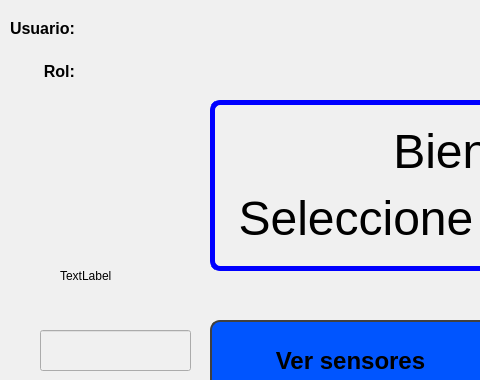
First picture: the form in mainwindow.ui, repository molautaro/interfazAGV, before the edit; both pictures show x 0 to 480 and y 0 to 380 of the 1026 by 603 pixel window.
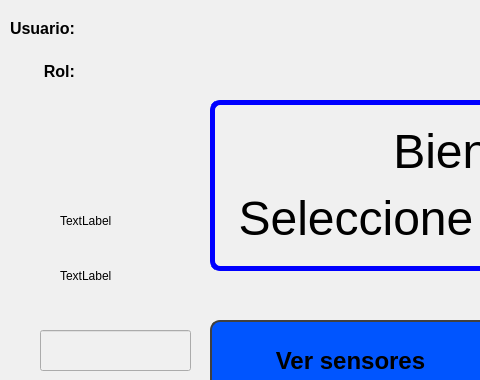
Second picture: the form after the edit.

Diff of the .ui file:
```diff
--- a/mainwindow.ui
+++ b/mainwindow.ui
@@ -346,6 +346,19 @@
        <string>PushButton</string>
       </property>
      </widget>
+     <widget class="QLabel" name="label_22">
+      <property name="geometry">
+       <rect>
+        <x>60</x>
+        <y>210</y>
+        <width>81</width>
+        <height>21</height>
+       </rect>
+      </property>
+      <property name="text">
+       <string>TextLabel</string>
+      </property>
+     </widget>
     </widget>
     <widget class="QWidget" name="page">
      <widget class="QLabel" name="label">
```
